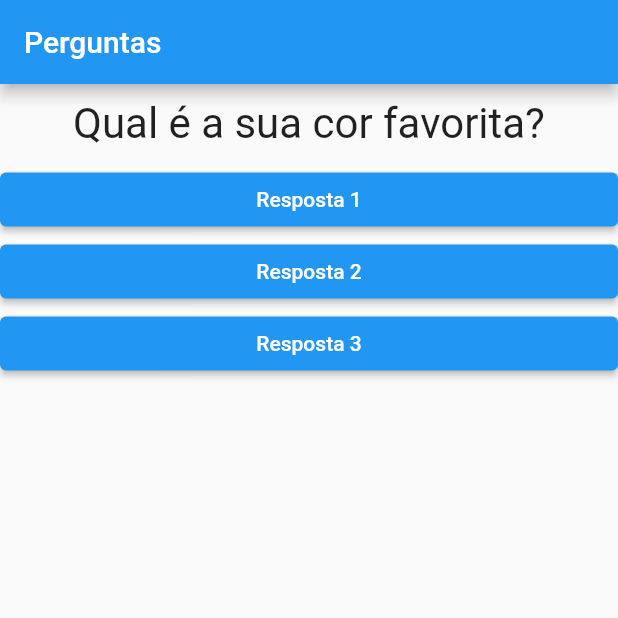
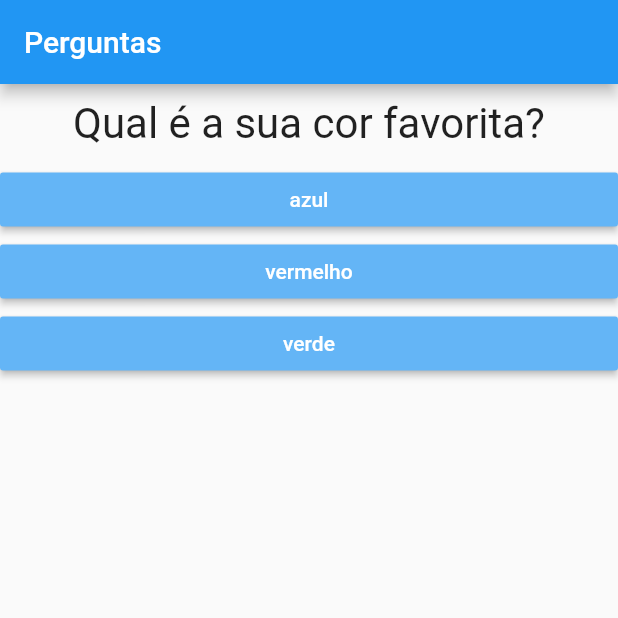
Before and after one commit to emersongin/RespostaApp, a Flutter app: the screen it shows after launch, on a phone screen of 412 x 824 dp, the top half of it. Run offline on Flutter 3.47's test engine with Material 2 defaults, Android fonts, the phone set to English and light mode, and no system bars.

Commit message:
create Questionario and Resultado Widgets

```diff
--- a/lib/main.dart
+++ b/lib/main.dart
@@ -1,51 +1,56 @@
 import 'package:flutter/material.dart';
-import './questao.dart';
-import './resposta.dart';
+
+import './questionario.dart';
+import './resultado.dart';
 
 main() => runApp(PerguntaApp());
 
 class _PerguntaAppState extends State<PerguntaApp> {
-  int _perguntaSelecionada = 0;
+  int _pergunta = 0;
+  final List<Map<String, dynamic>> _perguntas = [
+    {
+      "texto": "Qual é a sua cor favorita?",
+      "respostas": ['azul', 'vermelho', 'verde'],
+    },
+    {
+      "texto": "Qual é a seu animal favorito?",
+      "respostas": ['gato', 'cachorro', 'peixe'],
+    },
+    {
+      "texto": "Qual é a sua moto favorita?",
+      "respostas": ['xl1200ns', 'mt07', 'cb1000r'],
+    },
+  ];
 
   void _responder() {
-    setState(() {
-      _perguntaSelecionada++;
-    });
+    if (existePergunta) {
+      setState(() {
+        _pergunta++;
+      });
+    }
+  }
+
+  bool get existePergunta {
+    return _pergunta < _perguntas.length;
   }
 
   @override
   Widget build(BuildContext context) {
-    final List<String> perguntas = [
-      'Qual é a sua cor favorita?',
-      'Qual é o seu animal favorito?'
-    ];
-
     return MaterialApp(
       home: Scaffold(
         appBar: AppBar(title: const Text('Perguntas')),
-        body: Column(
-          children: <Widget>[
-            Questao(texto: perguntas[_perguntaSelecionada]),
-            Resposta(
-              texto: 'Resposta 1',
-              selecionado: _responder,
-            ),
-            Resposta(
-              texto: 'Resposta 2',
-              selecionado: _responder,
-            ),
-            Resposta(
-              texto: 'Resposta 3',
-              selecionado: _responder,
-            ),
-          ],
-        ),
+        body: existePergunta
+            ? Questionario(
+                perguntas: _perguntas,
+                pergunta: _pergunta,
+                responder: _responder,
+              )
+            : const Resultado(texto: 'Parabéns!'),
       ),
     );
   }
 }
 
-// ignore: use_key_in_widget_constructors
 class PerguntaApp extends StatefulWidget {
   @override
   _PerguntaAppState createState() => _PerguntaAppState();
--- /dev/null
+++ b/lib/questionario.dart
@@ -0,0 +1,38 @@
+import 'package:flutter/material.dart';
+
+import './questao.dart';
+import './resposta.dart';
+
+class Questionario extends StatelessWidget {
+  final List<Map<String, dynamic>> perguntas;
+  final int pergunta;
+  final void Function() responder;
+
+  const Questionario({
+    Key? key,
+    required this.perguntas,
+    required this.pergunta,
+    required this.responder,
+  }) : super(key: key);
+
+  bool get existePergunta {
+    return pergunta < perguntas.length;
+  }
+
+  @override
+  Widget build(BuildContext context) {
+    String questao = existePergunta ? perguntas[pergunta]["texto"] : '';
+    List<String> respostas =
+        existePergunta ? perguntas[pergunta]["respostas"] : [];
+    List<Resposta> widgets = respostas
+        .map((resposta) => Resposta(texto: resposta, selecionado: responder))
+        .toList();
+
+    return Column(
+      children: <Widget>[
+        Questao(texto: questao),
+        ...widgets,
+      ],
+    );
+  }
+}
--- a/lib/resposta.dart
+++ b/lib/resposta.dart
@@ -4,18 +4,28 @@ class Resposta extends StatelessWidget {
   final String texto;
   final void Function() selecionado;
 
-  const Resposta({
+  Resposta({
     Key? key,
     required this.texto,
     required this.selecionado,
   }) : super(key: key);
 
+  final ButtonStyle raisedButtonStyle = ElevatedButton.styleFrom(
+    onPrimary: Colors.black,
+    primary: Colors.blue[300],
+    minimumSize: const Size(88, 36),
+    padding: const EdgeInsets.symmetric(horizontal: 16),
+    shape: const RoundedRectangleBorder(
+      borderRadius: BorderRadius.all(Radius.circular(2)),
+    ),
+  );
+
   @override
   Widget build(BuildContext context) {
-    return Container(
+    return SizedBox(
       width: double.infinity,
       child: ElevatedButton(
-        style: const ButtonStyle(backgroundColor: null),
+        style: raisedButtonStyle,
         child: Text(
           texto,
           style: const TextStyle(color: Colors.white),
--- /dev/null
+++ b/lib/resultado.dart
@@ -0,0 +1,19 @@
+import 'package:flutter/material.dart';
+
+class Resultado extends StatelessWidget {
+  final String texto;
+
+  const Resultado({Key? key, required this.texto}) : super(key: key);
+
+  @override
+  Widget build(BuildContext context) {
+    return Center(
+      child: Text(texto,
+          style: const TextStyle(
+            fontSize: 28,
+            fontWeight: FontWeight.bold,
+            color: Colors.blue,
+          )),
+    );
+  }
+}
```
